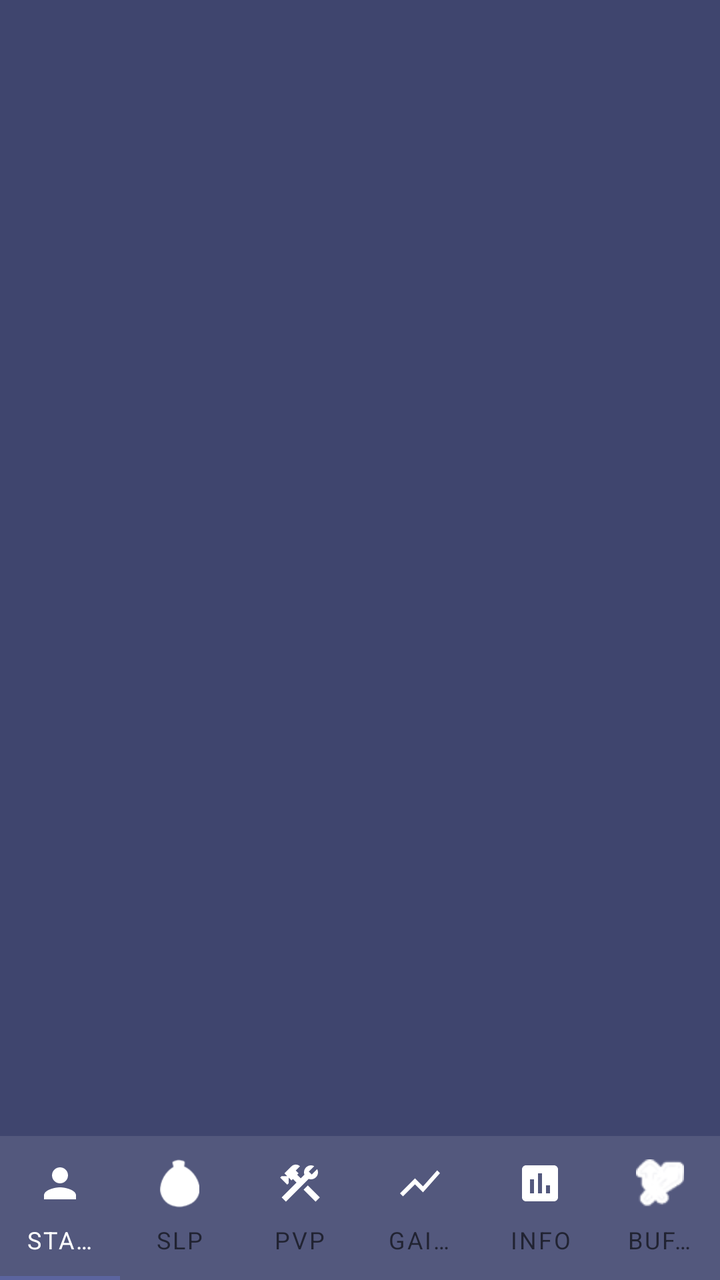
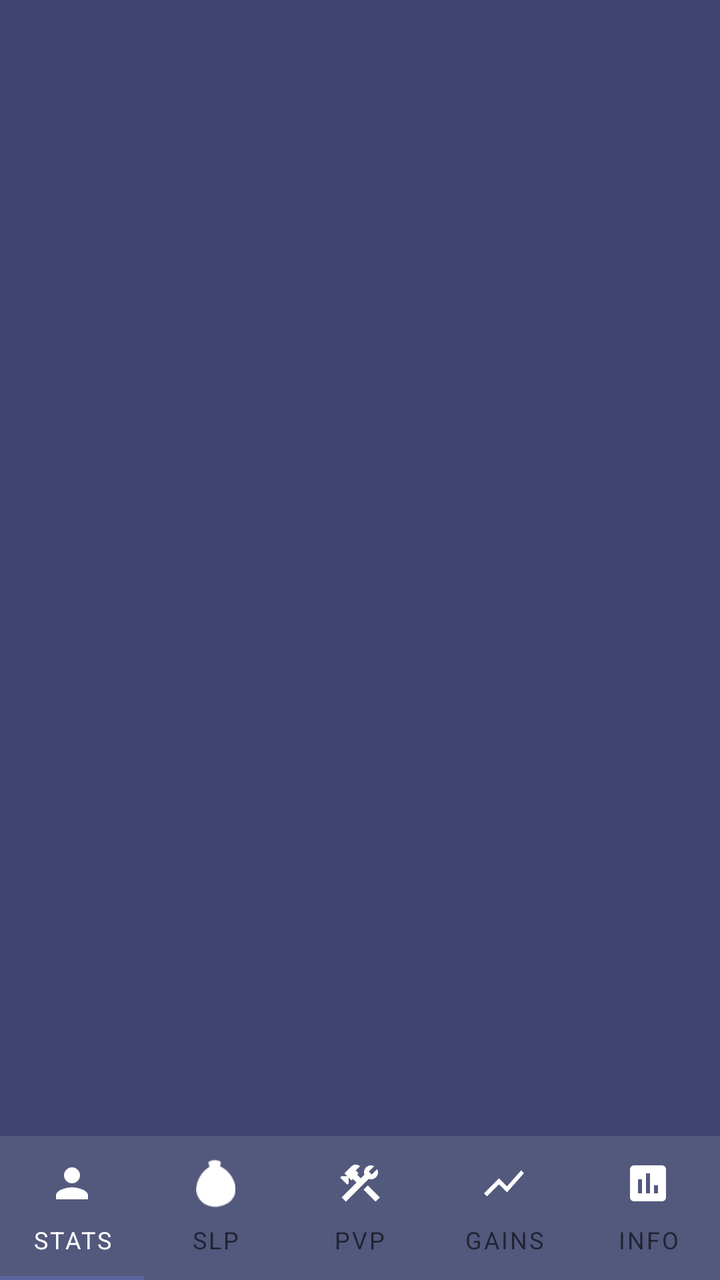

Screens rendered from an Android XML layout before and after an edit, with the pre-edit source and the edit as a unified diff.
<!-- AndroidManifest.xml: application theme Theme.LFGAxieCompanionApp.NoActionBar -->
<!-- res/layout/activity_main.xml -->
<?xml version="1.0" encoding="utf-8"?>
<androidx.constraintlayout.widget.ConstraintLayout xmlns:android="http://schemas.android.com/apk/res/android"
    xmlns:app="http://schemas.android.com/apk/res-auto"
    xmlns:tools="http://schemas.android.com/tools"
    android:layout_width="match_parent"
    android:layout_height="match_parent"
    android:background="@color/colorPrimary"
    tools:context=".app.presentation.login.LoginActivity">

    <androidx.viewpager2.widget.ViewPager2
        android:id="@+id/viewPager"
        android:layout_width="match_parent"
        android:layout_height="0dp"
        app:layout_constraintBottom_toTopOf="@id/tabBottom"
        app:layout_constraintEnd_toEndOf="parent"
        app:layout_constraintStart_toStartOf="parent"
        app:layout_constraintTop_toTopOf="parent" />

    <com.google.android.material.tabs.TabLayout
        android:id="@+id/tabBottom"
        android:layout_width="match_parent"
        android:layout_height="wrap_content"
        android:background="@color/tableField2"
        app:layout_constraintBottom_toBottomOf="parent"
        app:layout_constraintEnd_toEndOf="parent"
        app:layout_constraintTop_toBottomOf="@id/viewPager"
        app:layout_constraintStart_toStartOf="parent"
        app:tabSelectedTextColor="@color/white"
        app:tabIconTint="@color/white"
        app:tabGravity="fill"
        app:tabTextAppearance="@style/LFGTabText">

        <com.google.android.material.tabs.TabItem
            android:layout_width="wrap_content"
            android:layout_height="match_parent"
            android:icon="@drawable/ic_baseline_person_24"
            android:text="Stats" />

        <com.google.android.material.tabs.TabItem
            android:layout_width="wrap_content"
            android:layout_height="match_parent"
            android:icon="@drawable/icon_slp___copy"
            android:text="SLP" />

        <com.google.android.material.tabs.TabItem
            android:layout_width="wrap_content"
            android:layout_height="match_parent"
            android:icon="@drawable/ic_baseline_construction_24"
            android:text="PvP" />

        <com.google.android.material.tabs.TabItem
            android:layout_width="wrap_content"
            android:layout_height="match_parent"
            android:icon="@drawable/ic_baseline_show_chart_24"
            android:text="Gains" />

        <com.google.android.material.tabs.TabItem
            android:layout_width="wrap_content"
            android:layout_height="match_parent"
            android:icon="@drawable/ic_baseline_assessment_24"
            android:text="Info" />

        <com.google.android.material.tabs.TabItem
            android:layout_width="wrap_content"
            android:layout_height="match_parent"
            android:icon="@drawable/buff_attack_up"
            android:text="Buffs" />
    </com.google.android.material.tabs.TabLayout>


    
    
    
    
    
    
    
    
    
    
    

</androidx.constraintlayout.widget.ConstraintLayout>
<!-- resources referenced by this layout -->
<resources>
  <color name="colorPrimary">#3F456E</color>
  <color name="tableField2">#53587D</color>
  <color name="white">#FFFFFFFF</color>
  <!-- drawable buff_attack_up: png bitmap (drawable, 3158 bytes) -->
  <!-- drawable ic_baseline_assessment_24 (drawable) -->
  <vector android:height="24dp" android:tint="#FFFFFF"
      android:viewportHeight="24" android:viewportWidth="24"
      android:width="24dp" xmlns:android="http://schemas.android.com/apk/res/android">
      <path android:fillColor="@android:color/white" android:pathData="M19,3L5,3c-1.1,0 -2,0.9 -2,2v14c0,1.1 0.9,2 2,2h14c1.1,0 2,-0.9 2,-2L21,5c0,-1.1 -0.9,-2 -2,-2zM9,17L7,17v-7h2v7zM13,17h-2L11,7h2v10zM17,17h-2v-4h2v4z"/>
  </vector>
  <!-- drawable ic_baseline_construction_24 (drawable) -->
  <vector android:height="24dp" android:tint="#FFFFFF"
      android:viewportHeight="24" android:viewportWidth="24"
      android:width="24dp" xmlns:android="http://schemas.android.com/apk/res/android">
      <path android:fillColor="@android:color/white" android:pathData="M13.7827,15.1719l2.1213,-2.1213l5.9962,5.9962l-2.1213,2.1213z"/>
      <path android:fillColor="@android:color/white" android:pathData="M17.5,10c1.93,0 3.5,-1.57 3.5,-3.5c0,-0.58 -0.16,-1.12 -0.41,-1.6l-2.7,2.7L16.4,6.11l2.7,-2.7C18.62,3.16 18.08,3 17.5,3C15.57,3 14,4.57 14,6.5c0,0.41 0.08,0.8 0.21,1.16l-1.85,1.85l-1.78,-1.78l0.71,-0.71L9.88,5.61L12,3.49c-1.17,-1.17 -3.07,-1.17 -4.24,0L4.22,7.03l1.41,1.41H2.81L2.1,9.15l3.54,3.54l0.71,-0.71V9.15l1.41,1.41l0.71,-0.71l1.78,1.78l-7.41,7.41l2.12,2.12L16.34,9.79C16.7,9.92 17.09,10 17.5,10z"/>
  </vector>
  <!-- drawable ic_baseline_person_24 (drawable) -->
  <vector android:height="24dp" android:tint="#FFFFFF"
      android:viewportHeight="24" android:viewportWidth="24"
      android:width="24dp" xmlns:android="http://schemas.android.com/apk/res/android">
      <path android:fillColor="@android:color/white" android:pathData="M12,12c2.21,0 4,-1.79 4,-4s-1.79,-4 -4,-4 -4,1.79 -4,4 1.79,4 4,4zM12,14c-2.67,0 -8,1.34 -8,4v2h16v-2c0,-2.66 -5.33,-4 -8,-4z"/>
  </vector>
  <!-- drawable ic_baseline_show_chart_24 (drawable) -->
  <vector android:height="24dp" android:tint="#FFFFFF"
      android:viewportHeight="24" android:viewportWidth="24"
      android:width="24dp" xmlns:android="http://schemas.android.com/apk/res/android">
      <path android:fillColor="@android:color/white" android:pathData="M3.5,18.49l6,-6.01 4,4L22,6.92l-1.41,-1.41 -7.09,7.97 -4,-4L2,16.99z"/>
  </vector>
  <!-- drawable icon_slp___copy: png bitmap (drawable, 5403 bytes) -->
  <style name="LFGTabText">
          <item name="fontFamily">@font/poppins</item>
          <item name="android:textColor">@color/colorPrimary</item>
          <item name="tabSelectedTextColor">@color/white</item>
          <item name="android:textSize">12dp</item>
      </style>
  <style name="Theme.LFGAxieCompanionApp.NoActionBar">
          <item name="windowActionBar">false</item>
          <item name="windowNoTitle">true</item>
      </style>
</resources>

<!-- the commit's change to res/layout/activity_main.xml (unified diff, before → after) -->
@@ -23,11 +23,12 @@
         android:background="@color/tableField2"
         app:layout_constraintBottom_toBottomOf="parent"
         app:layout_constraintEnd_toEndOf="parent"
+        app:layout_constraintStart_toStartOf="parent"
         app:layout_constraintTop_toBottomOf="@id/viewPager"
-        app:layout_constraintStart_toStartOf="parent"
+        app:tabGravity="fill"
+        app:tabIconTint="@color/white"
+        app:tabMode="scrollable"
         app:tabSelectedTextColor="@color/white"
-        app:tabIconTint="@color/white"
-        app:tabGravity="fill"
         app:tabTextAppearance="@style/LFGTabText">
 
         <com.google.android.material.tabs.TabItem
@@ -65,6 +66,25 @@
             android:layout_height="match_parent"
             android:icon="@drawable/buff_attack_up"
             android:text="Buffs" />
+
+        <com.google.android.material.tabs.TabItem
+            android:layout_width="wrap_content"
+            android:layout_height="match_parent"
+            android:icon="@drawable/buff_attack_up"
+            android:text="Energy Counter" />
+
+        <com.google.android.material.tabs.TabItem
+            android:layout_width="wrap_content"
+            android:layout_height="match_parent"
+            android:icon="@drawable/buff_attack_up"
+            android:text="Cards" />
+
+        <com.google.android.material.tabs.TabItem
+            android:layout_width="wrap_content"
+            android:layout_height="match_parent"
+            android:icon="@drawable/buff_attack_up"
+            android:text="Calculator" />
+
     </com.google.android.material.tabs.TabLayout>
 
 
